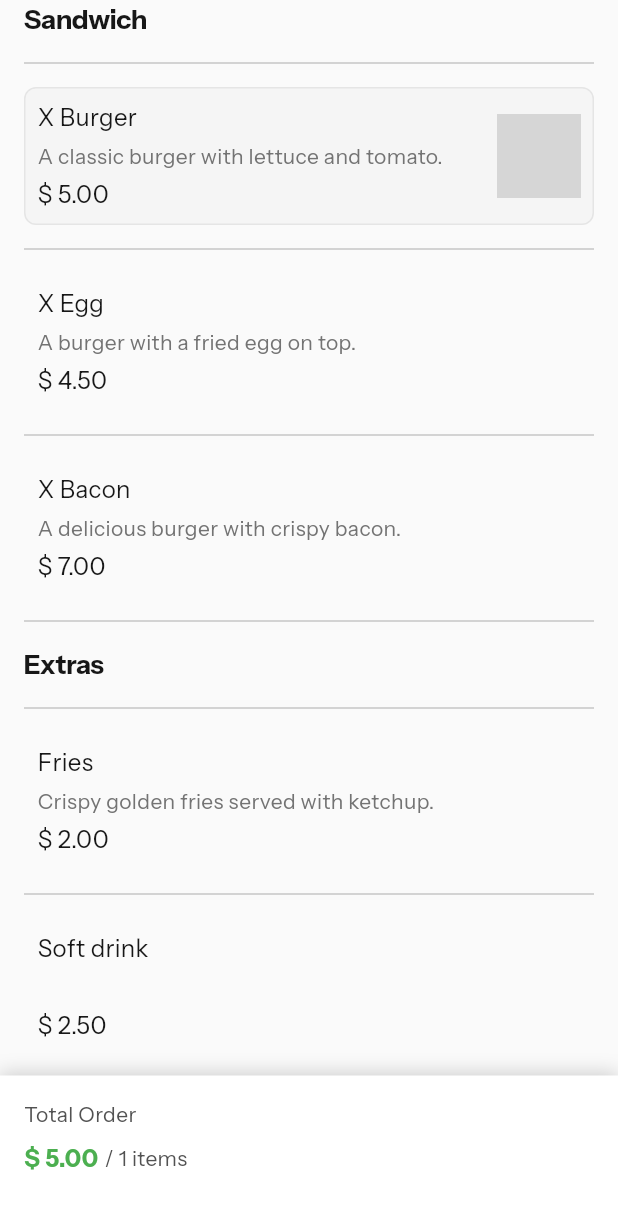
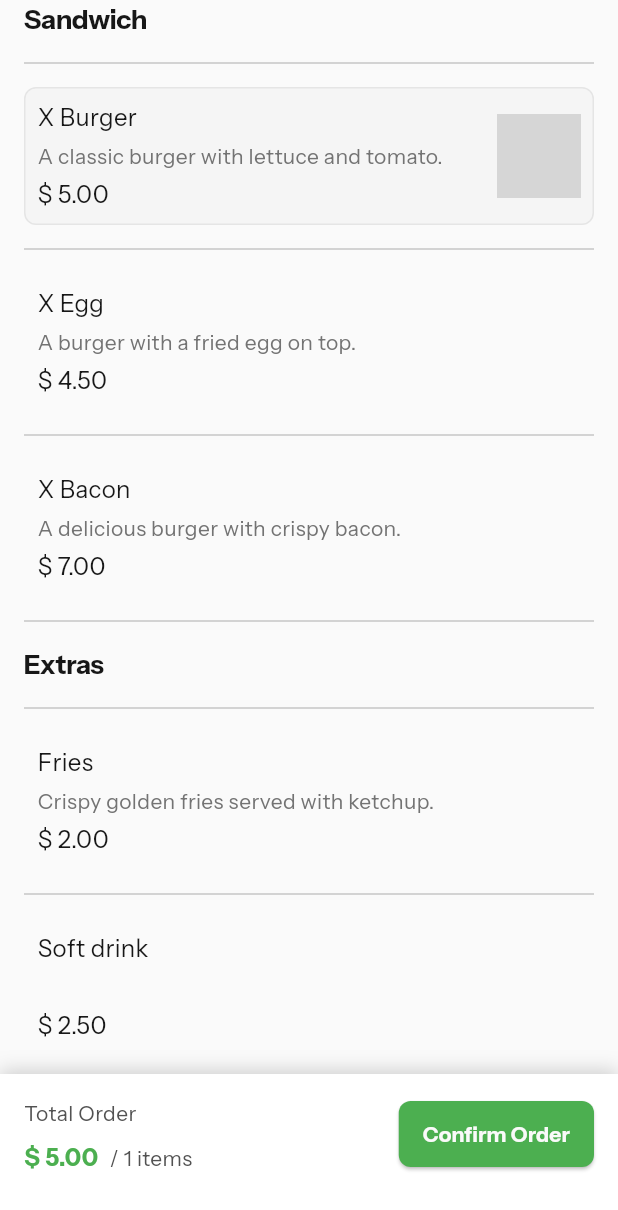
Before and after one commit to zanelladev/bom_hamburguer, a Flutter app: the screen it shows after launch, after a tap on "X Burger", on a phone screen of 412 x 824 dp. Shown: the top 1210 px of the screen. Run offline on Flutter 3.47's test engine with Material 3 defaults, Android fonts, the phone set to English and light mode, and no system bars; our stand-ins replace go_router, google_fonts; network calls fail; grey boxes are pictures that could not be loaded.

Commit message:
feat: enhance order summary with item details and add AppElevatedButton widget

```diff
--- a/lib/src/modules/home/data/repositories/order_repository.dart
+++ b/lib/src/modules/home/data/repositories/order_repository.dart
@@ -53,13 +53,17 @@ class OrderRepository implements IOrderRepository {
       final discount = subtotal * (discountPercentage / 100);
       final total = subtotal - discount;
 
-      return right(OrderResumeVO(
-        total: total,
-        subtotal: subtotal,
-        discount: discount,
-        discountPercentage: discountPercentage,
-        itemsCount: dto.items.length,
-      ));
+      return right(
+        OrderResumeVO(
+          total: total,
+          subtotal: subtotal,
+          discount: discount,
+          discountPercentage: discountPercentage,
+          items: categories.expand((category) {
+            return category.items.where((item) => selectedIds.contains(item.id));
+          }).toList(),
+        ),
+      );
     } catch (e) {
       return left(FailedToGetOrderResume());
     }
--- a/lib/src/modules/home/domain/value_objects/order_resume_vo.dart
+++ b/lib/src/modules/home/domain/value_objects/order_resume_vo.dart
@@ -1,4 +1,6 @@
 import 'package:flutter/material.dart';
+
+import '../entities/item_entity.dart';
 
 @immutable
 class OrderResumeVO {
@@ -6,13 +8,13 @@ class OrderResumeVO {
   final double total;
   final double discount;
   final double discountPercentage;
-  final int itemsCount;
+  final List<ItemEntity> items;
 
   const OrderResumeVO({
     required this.subtotal,
     required this.total,
     required this.discount,
     required this.discountPercentage,
-    required this.itemsCount,
+    required this.items,
   });
 }
--- a/lib/src/modules/home/presenter/widgets/order_card_bottom_sheet_widget.dart
+++ b/lib/src/modules/home/presenter/widgets/order_card_bottom_sheet_widget.dart
@@ -29,6 +29,10 @@ class OrderCardBottomSheetWidget extends StatelessWidget {
               ),
             ],
           ),
+          child: Row(
+            crossAxisAlignment: CrossAxisAlignment.start,
+            children: [
+              Expanded(
                 child: Column(
                   crossAxisAlignment: CrossAxisAlignment.start,
                   mainAxisSize: MainAxisSize.min,
@@ -40,11 +44,17 @@ class OrderCardBottomSheetWidget extends StatelessWidget {
                       ),
                     ),
                     const SizedBox(height: 8),
-              Builder(builder: (context) {
-                if (state is OrderErrorState) {
-                  return Text(
-                    state.error.message,
-                    style: context.texts.paragraphMedium.copyWith(color: Colors.red),
+                    SizedBox(
+                      height: 24,
+                      child: Builder(builder: (context) {
+                        if (state is OrderLoadingState) {
+                          return SizedBox(
+                            height: 24,
+                            width: 24,
+                            child: const CircularProgressIndicator(
+                              strokeWidth: 1,
+                              valueColor: AlwaysStoppedAnimation<Color>(AppColors.neutral400),
+                            ),
                           );
                         }
 
@@ -52,17 +62,26 @@ class OrderCardBottomSheetWidget extends StatelessWidget {
                           return Row(
                             children: [
                               Text(
-                        '\$ ${state.orderResume.total.toStringAsFixed(2)}',
+                                '\$ ${state.orderResume.total.toStringAsFixed(2)} ',
                                 style: context.texts.paragraphMedium.copyWith(
-                          color: Colors.green,
+                                  color: AppColors.success500,
                                   fontWeight: FontWeight.bold,
                                 ),
                               ),
                               SizedBox(width: 4),
                               Text(
-                        '/ ${state.orderResume.itemsCount} items',
+                                '/ ${state.orderResume.items.length} items',
                                 style: context.texts.paragraphSmall.copyWith(
                                   color: AppColors.neutral600,
+                                ),
+                              ),
+                              Visibility(
+                                visible: state.orderResume.discountPercentage > 0,
+                                child: Text(
+                                  ' (${state.orderResume.discountPercentage.toStringAsFixed(0)}% off)',
+                                  style: context.texts.paragraphSmall.copyWith(
+                                    color: AppColors.neutral600,
+                                  ),
                                 ),
                               ),
                             ],
@@ -71,7 +90,21 @@ class OrderCardBottomSheetWidget extends StatelessWidget {
 
                         return const SizedBox.shrink();
                       }),
+                    ),
                     const SizedBox(height: 24),
+                  ],
+                ),
+              ),
+              Visibility(
+                visible: state is OrderLoadedState,
+                child: AppElevatedButton(
+                  label: 'Confirm Order',
+                  onPressed: () {},
+                  isLoading: state.isLoading,
+                  backgroundColor: AppColors.success500,
+                  textColor: AppColors.neutral050,
+                ),
+              ),
             ],
           ),
         );
--- a/packages/design_system/lib/src/common/constants/app_colors.dart
+++ b/packages/design_system/lib/src/common/constants/app_colors.dart
@@ -13,9 +13,19 @@ class AppColors {
   static const neutral800 = Color(0xff262626);
   static const neutral900 = Color(0xff171717);
 
-  // Primary colors
-
   // Tones
   static const white = Color(0xffFFFFFF);
   static const black = Color(0xff000000);
+
+  // Success
+  static const success050 = Color(0xffE6F4EA);
+  static const success100 = Color(0xffC8E6C9);
+  static const success200 = Color(0xffA5D6A7);
+  static const success300 = Color(0xff81C784);
+  static const success400 = Color(0xff66BB6A);
+  static const success500 = Color(0xff4CAF50);
+  static const success600 = Color(0xff43A047);
+  static const success700 = Color(0xff388E3C);
+  static const success800 = Color(0xff2E7D32);
+  static const success900 = Color(0xff1B5E20);
 }
--- /dev/null
+++ b/packages/design_system/lib/src/widgets/buttons/app_elevated_button.dart
@@ -0,0 +1,38 @@
+import 'package:flutter/material.dart';
+
+import '../../common/extensions/context_theme_extensions.dart';
+
+class AppElevatedButton extends StatelessWidget {
+  final String label;
+  final VoidCallback onPressed;
+  final bool isLoading;
+  final Color? backgroundColor;
+  final Color? textColor;
+
+  const AppElevatedButton({
+    super.key,
+    required this.label,
+    required this.onPressed,
+    this.isLoading = false,
+    this.backgroundColor,
+    this.textColor,
+  });
+
+  @override
+  Widget build(BuildContext context) {
+    return ElevatedButton(
+      onPressed: isLoading ? null : onPressed,
+      style: ElevatedButton.styleFrom(
+        shape: RoundedRectangleBorder(borderRadius: BorderRadius.circular(8)),
+        backgroundColor: backgroundColor ?? Theme.of(context).primaryColor,
+        padding: const EdgeInsets.symmetric(vertical: 12, horizontal: 16),
+      ),
+      child: isLoading
+          ? CircularProgressIndicator()
+          : Text(
+              label,
+              style: context.texts.paragraphSmall.copyWith(color: textColor, fontWeight: FontWeight.bold),
+            ),
+    );
+  }
+}
--- a/packages/design_system/lib/src/widgets/widgets.dart
+++ b/packages/design_system/lib/src/widgets/widgets.dart
@@ -1 +1,2 @@
+export 'buttons/app_elevated_button.dart';
 export 'dividers/app_divider.dart';
```
Lines whose indentation alone changed are shown as unchanged.
